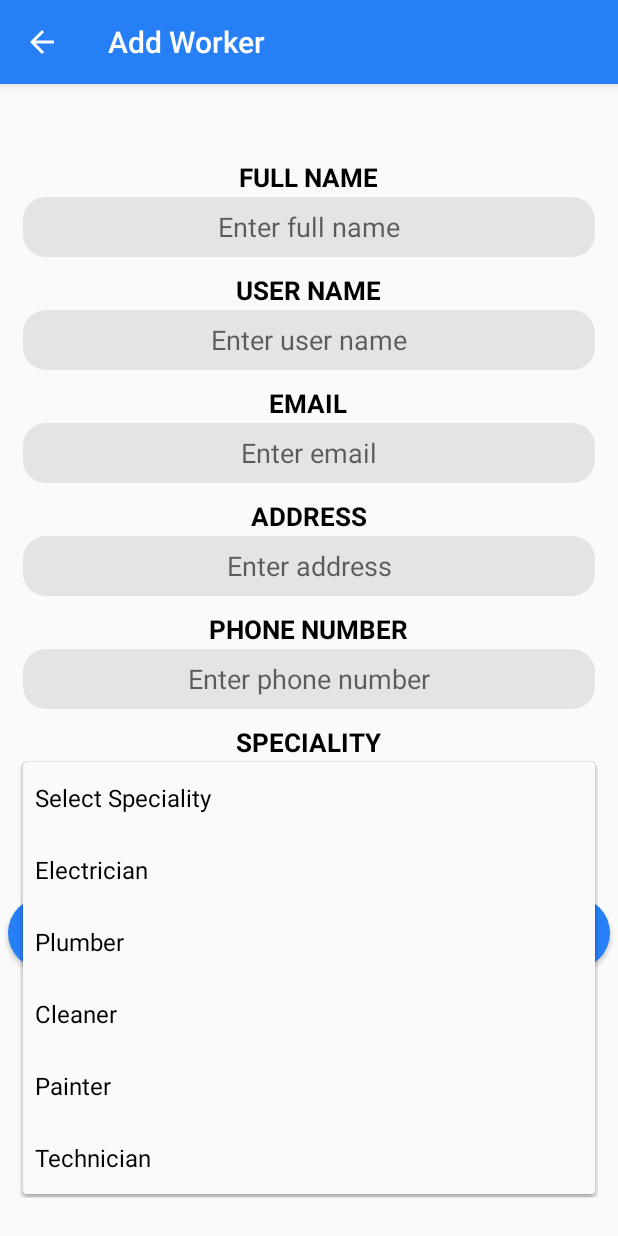
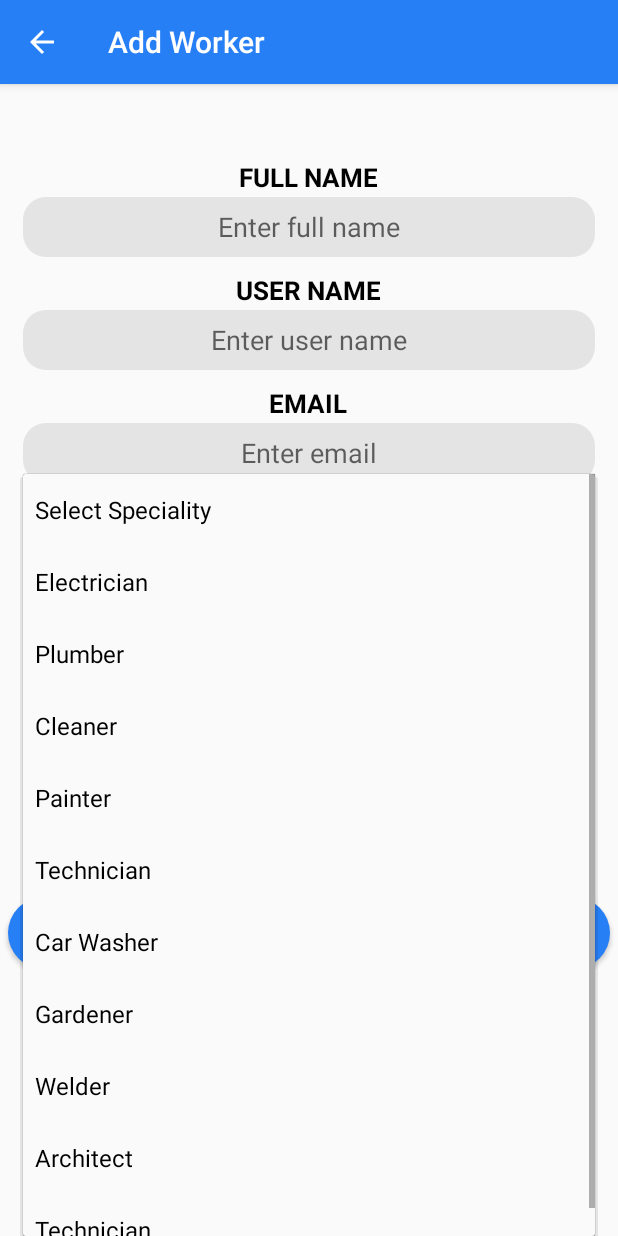
Before and after one commit to MAhmadRafique/E-Workers, an Android app: the AdminAdd screen opened directly, with no data from a screen before it, after a tap on "Select Speciality", on a phone screen of 412 x 824 dp. Run offline under Robolectric (Android 15) with nearby library versions, the phone set to English and light mode, and no system bars; our stand-ins replace Firebase (no records; nobody signed in at launch, a user with empty details on screens opened directly).

Commit message:
Admin Side Completed

```diff
--- a/Admin/ProjectTest/app/src/main/AndroidManifest.xml
+++ b/Admin/ProjectTest/app/src/main/AndroidManifest.xml
@@ -14,7 +14,8 @@
         android:theme="@style/AppTheme">
         <activity android:name=".Earning"
             android:label="Earnings"
-            android:parentActivityName=".HomePageTabScreen"/>
+            android:parentActivityName=".HomePageTabScreen"
+            />
         <activity android:name=".UserSearch" />
         <activity android:name=".AdminAdd"
             android:label="Add Worker"
@@ -40,6 +41,7 @@
         <activity
             android:name=".SignUpScreen"
             android:theme="@style/AppTheme.NoActionBar" />
+
         <activity
             android:name=".MainActivity"
             android:theme="@style/AppTheme.NoActionBar">
--- a/Admin/ProjectTest/app/src/main/java/com/example/projectphase1/RegistrationScreen.java
+++ b/Admin/ProjectTest/app/src/main/java/com/example/projectphase1/RegistrationScreen.java
@@ -49,7 +49,7 @@ RegistrationScreen extends AppCompatActivity {
     public void call_r_signup(View view)
     {
         if(this.isConnectedToInternet()) {
-            Intent intent = new Intent(RegistrationScreen.this, HomePageTabScreen.class);
+            Intent intent = new Intent(RegistrationScreen.this, SignUpScreen.class);
             startActivity(intent);
         }
         else
--- a/Admin/ProjectTest/app/src/main/java/com/example/projectphase1/ui/main/FragmentProfile.java
+++ b/Admin/ProjectTest/app/src/main/java/com/example/projectphase1/ui/main/FragmentProfile.java
@@ -53,6 +53,7 @@ public class FragmentProfile extends Fragment {
         username_heading=view.findViewById(R.id.profile_tv_username_heading);
         tv=view.findViewById(R.id.profile_tv_username);
 
+
         profile__name=view.findViewById(R.id.profile_tv_name);
         profile__number=view.findViewById(R.id.profile_tv_phone);
         textViewn=view.findViewById(R.id.jn);
--- a/Admin/ProjectTest/app/src/main/java/com/example/projectphase1/ui/main/FragmentWorker.java
+++ b/Admin/ProjectTest/app/src/main/java/com/example/projectphase1/ui/main/FragmentWorker.java
@@ -41,7 +41,6 @@ public class FragmentWorker extends Fragment {
         myRecyclerView = view.findViewById(R.id.recycleView_myTask);
         progressBar=view.findViewById(R.id.progressBar2);
         adapterWorker = new AdapterWorker(getContext(),myList,progressBar);
-
         myRecyclerView.setLayoutManager(new LinearLayoutManager(getActivity()));
         myRecyclerView.setAdapter(adapterWorker);
         return  view;
@@ -50,7 +49,6 @@ public class FragmentWorker extends Fragment {
     public void onCreate(@Nullable Bundle savedInstanceState) {
         super.onCreate(savedInstanceState);
         myList = new ArrayList<ClassWorkerProfile>();
-
         databaseReference= FirebaseDatabase.getInstance().getReference().child("WorkerProfile");
         databaseReference.addValueEventListener(new ValueEventListener() {
             @Override
--- a/Admin/ProjectTest/app/src/main/res/layout/fragment_fragment_profile.xml
+++ b/Admin/ProjectTest/app/src/main/res/layout/fragment_fragment_profile.xml
@@ -2,7 +2,7 @@
     xmlns:tools="http://schemas.android.com/tools"
     android:layout_width="match_parent"
     android:layout_height="match_parent"
-    android:background="#DBDBDB"
+    android:background="#fff"
     android:fillViewport="true"
     xmlns:app="http://schemas.android.com/apk/res-auto">
 
@@ -18,6 +18,7 @@
             android:layout_width="match_parent"
             android:layout_height="wrap_content"
             app:cardCornerRadius="15dp"
+            android:backgroundTint="#E4E4E4"
             app:cardElevation="2000dp"
             android:layout_margin="5dp">
             <LinearLayout
@@ -55,6 +56,8 @@
             android:layout_height="wrap_content"
             app:cardCornerRadius="15dp"
             app:cardElevation="2000dp"
+            android:background="#DBDBDB"
+            android:backgroundTint="#E4E4E4"
             android:layout_margin="5dp"
             >
             <LinearLayout
@@ -135,6 +138,7 @@
             android:layout_marginTop="5dp"
             app:cardCornerRadius="15dp"
             app:cardElevation="2000dp"
+            android:backgroundTint="#E4E4E4"
             android:layout_margin="5dp"
             >
             <LinearLayout
--- a/Admin/ProjectTest/app/src/main/res/layout/item_worker.xml
+++ b/Admin/ProjectTest/app/src/main/res/layout/item_worker.xml
@@ -8,6 +8,7 @@
     android:padding="5dp"
     android:layout_marginTop="7dp"
     android:layout_marginLeft="7dp"
+    android:elevation="1dp"
     android:layout_marginRight="7dp"
     android:layout_height="wrap_content">
     >
--- a/Admin/ProjectTest/app/src/main/res/values/strings.xml
+++ b/Admin/ProjectTest/app/src/main/res/values/strings.xml
@@ -37,6 +37,11 @@
         <item>Cleaner</item>
         <item>Painter</item>
         <item>Technician</item>
+        <item>Car Washer</item>
+        <item>Gardener</item>
+        <item>Welder</item>
+        <item>Architect</item>
+        <item>Technician</item>
     </string-array>
 
 
```
Also changed, not shown: Admin/ProjectTest/app/src/main/java/com/example/projectphase1/AdapterWorker.java (+16 -1 lines), Admin/ProjectTest/app/src/main/java/com/example/projectphase1/AdminAdd.java (+13 -1 lines).
